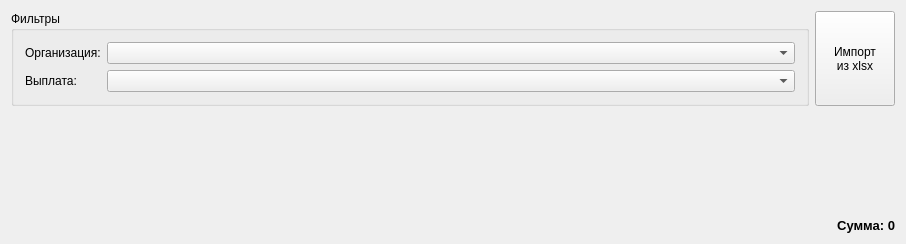
Before: the Qt Designer form src/zpayments2fio.ui in SergeyZaz/Cleaning, drawn with Qt 5.
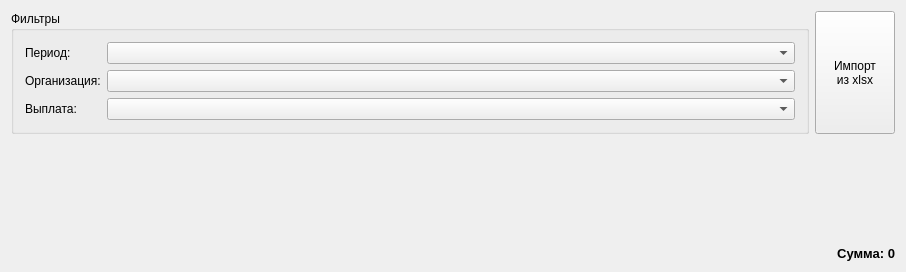
After: the same form once the commit is applied. Icons and pictures are not drawn. Custom widgets are drawn as their Qt base class.

The edit to the form file:
```diff
--- a/src/zpayments2fio.ui
+++ b/src/zpayments2fio.ui
@@ -26,14 +26,14 @@
         <string>Фильтры</string>
        </property>
        <layout class="QFormLayout" name="formLayout">
-        <item row="0" column="0">
+        <item row="1" column="0">
          <widget class="QLabel" name="label_2">
           <property name="text">
            <string>Организация:</string>
           </property>
          </widget>
         </item>
-        <item row="0" column="1">
+        <item row="1" column="1">
          <widget class="QComboBox" name="cboFilter">
           <property name="minimumSize">
            <size>
@@ -43,14 +43,14 @@
           </property>
          </widget>
         </item>
-        <item row="1" column="0">
+        <item row="2" column="0">
          <widget class="QLabel" name="label_3">
           <property name="text">
            <string>Выплата:</string>
           </property>
          </widget>
         </item>
-        <item row="1" column="1">
+        <item row="2" column="1">
          <widget class="QComboBox" name="cboFilter2">
           <property name="minimumSize">
            <size>
@@ -60,6 +60,23 @@
           </property>
          </widget>
         </item>
+        <item row="0" column="0">
+         <widget class="QLabel" name="label_4">
+          <property name="text">
+           <string>Период:</string>
+          </property>
+         </widget>
+        </item>
+        <item row="0" column="1">
+         <widget class="QComboBox" name="cboPeriod">
+          <property name="minimumSize">
+           <size>
+            <width>200</width>
+            <height>0</height>
+           </size>
+          </property>
+         </widget>
+        </item>
        </layout>
       </widget>
      </item>
```
